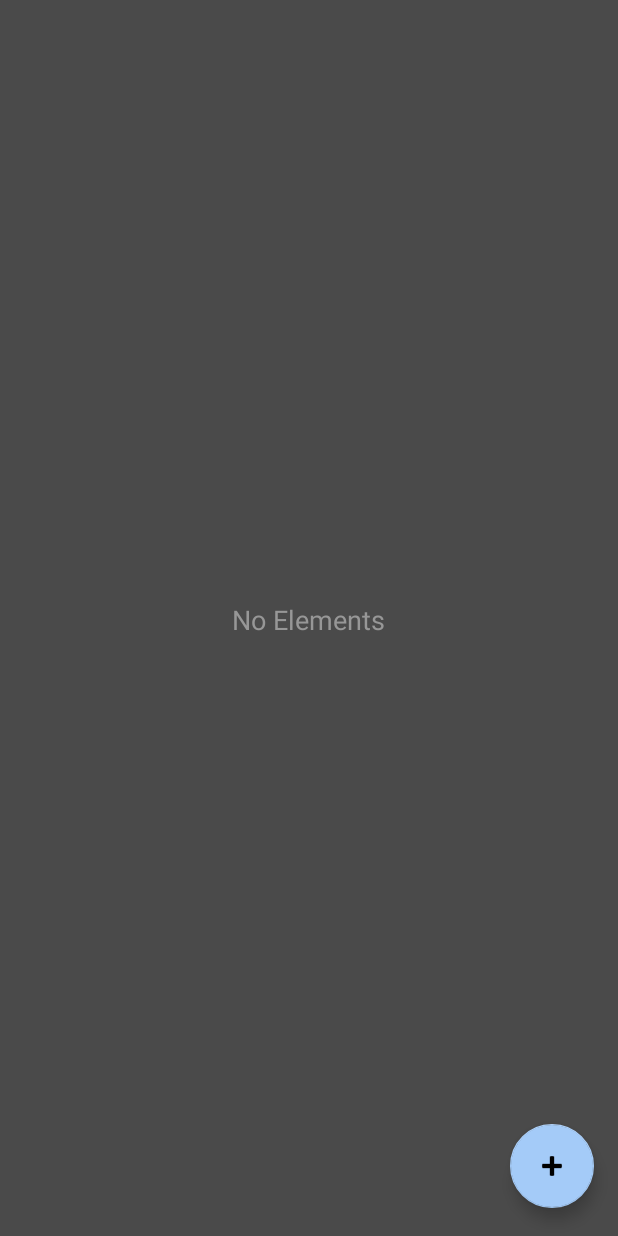
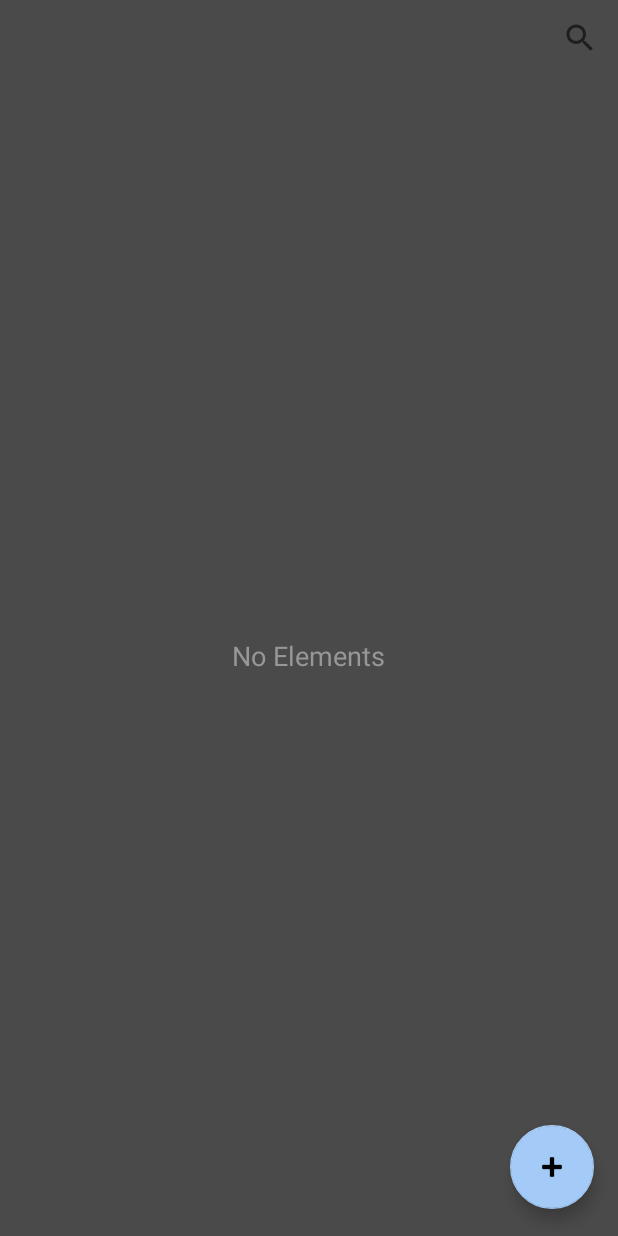
Before and after one commit to iRMB2BA/NotepadApp, an Android app: the screen it shows after launch (MainActivity), on a phone screen of 412 x 824 dp. Run offline under Robolectric (Android 15) with nearby library versions, the phone set to English and light mode, and no system bars.

Commit message:
добавлен поиск заметок

```diff
--- a/app/src/main/java/com/example/notepadapp/MainActivity.kt
+++ b/app/src/main/java/com/example/notepadapp/MainActivity.kt
@@ -4,6 +4,7 @@ import android.annotation.SuppressLint
 import android.content.Intent
 import android.os.Bundle
 import android.view.View
+import android.widget.SearchView
 import android.widget.TextView
 import androidx.appcompat.app.AppCompatActivity
 import androidx.recyclerview.widget.ItemTouchHelper
@@ -21,6 +22,7 @@ class MainActivity : AppCompatActivity() {
         super.onCreate(savedInstanceState)
         setContentView(R.layout.activity_main)
         init()
+        initSearchView()
     }
 
     override fun onResume() {
@@ -47,8 +49,22 @@ class MainActivity : AppCompatActivity() {
         findViewById<RecyclerView>(R.id.rcView).adapter = myAdapter
     }
 
+    private fun initSearchView(){
+        findViewById<SearchView>(R.id.searchView).setOnQueryTextListener(object: SearchView.OnQueryTextListener{
+            override fun onQueryTextSubmit(p0: String?): Boolean {
+                return true
+            }
+
+            override fun onQueryTextChange(p0: String?): Boolean {
+                val list = myDbManager.readDbData(p0!!)
+                myAdapter.updateAdapter(list)
+                return true
+            }
+        })
+    }
+
     private fun fillAdapter() {
-        val list = myDbManager.readDbData()
+        val list = myDbManager.readDbData("")
         myAdapter.updateAdapter(list)
         if (list.size > 0) {
             findViewById<TextView>(R.id.tvNoElements).visibility = View.GONE
@@ -75,5 +91,4 @@ class MainActivity : AppCompatActivity() {
             }
         })
     }
-
 }
--- a/app/src/main/java/com/example/notepadapp/db/MyDbManager.kt
+++ b/app/src/main/java/com/example/notepadapp/db/MyDbManager.kt
@@ -27,13 +27,14 @@ class MyDbManager(context: Context) {
         db?.delete(MyDbNameClass.TABLE_NAME, selection, null)
     }
 
-    fun readDbData(): ArrayList<ListItem> {
+    fun readDbData(searchText: String): ArrayList<ListItem> {
         val dataList = ArrayList<ListItem>()
+        val selection = "${MyDbNameClass.COLUMN_NAME_TITLE} like ?"
         val cursor = db?.query(
             MyDbNameClass.TABLE_NAME,
             null,
-            null,
-            null,
+            selection,
+            arrayOf("%$searchText%"),
             null,
             null,
             null
@@ -63,8 +64,4 @@ class MyDbManager(context: Context) {
         myDbHelper.close()
     }
 
-    fun removeAll() {
-        db?.delete(MyDbNameClass.TABLE_NAME, null, null)
-    }
-
 }
--- a/app/src/main/res/layout/activity_main.xml
+++ b/app/src/main/res/layout/activity_main.xml
@@ -12,7 +12,7 @@
         android:layout_width="0dp"
         android:layout_height="0dp"
         android:layout_marginStart="1dp"
-        android:layout_marginTop="1dp"
+        android:layout_marginTop="50dp"
         android:layout_marginEnd="1dp"
         android:layout_marginBottom="1dp"
         app:layout_constraintBottom_toBottomOf="parent"
@@ -51,4 +51,19 @@
         app:layout_constraintVertical_bias="0.977"
         app:srcCompat="@android:drawable/ic_input_add"
         tools:ignore="ImageContrastCheck" />
+
+    <SearchView
+        android:id="@+id/searchView"
+        android:layout_width="wrap_content"
+        android:layout_height="wrap_content"
+        android:layout_marginStart="1dp"
+        android:layout_marginTop="1dp"
+        android:layout_marginEnd="1dp"
+        android:layout_marginBottom="1dp"
+        app:layout_constraintBottom_toTopOf="@+id/rcView"
+        app:layout_constraintEnd_toEndOf="parent"
+        app:layout_constraintHorizontal_bias="1.0"
+        app:layout_constraintStart_toStartOf="parent"
+        app:layout_constraintTop_toTopOf="parent"
+        app:layout_constraintVertical_bias="0.95" />
 </androidx.constraintlayout.widget.ConstraintLayout>
```
Also changed, not shown: app/src/main/java/com/example/notepadapp/EditActivity.kt (+7 -4 lines).
